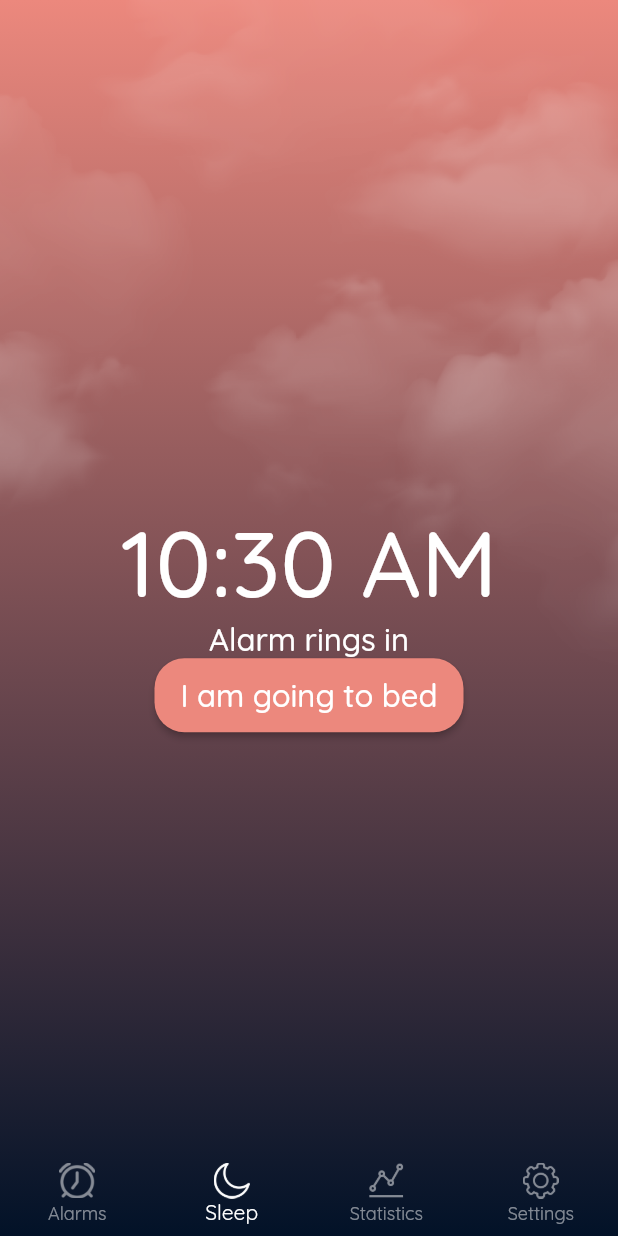
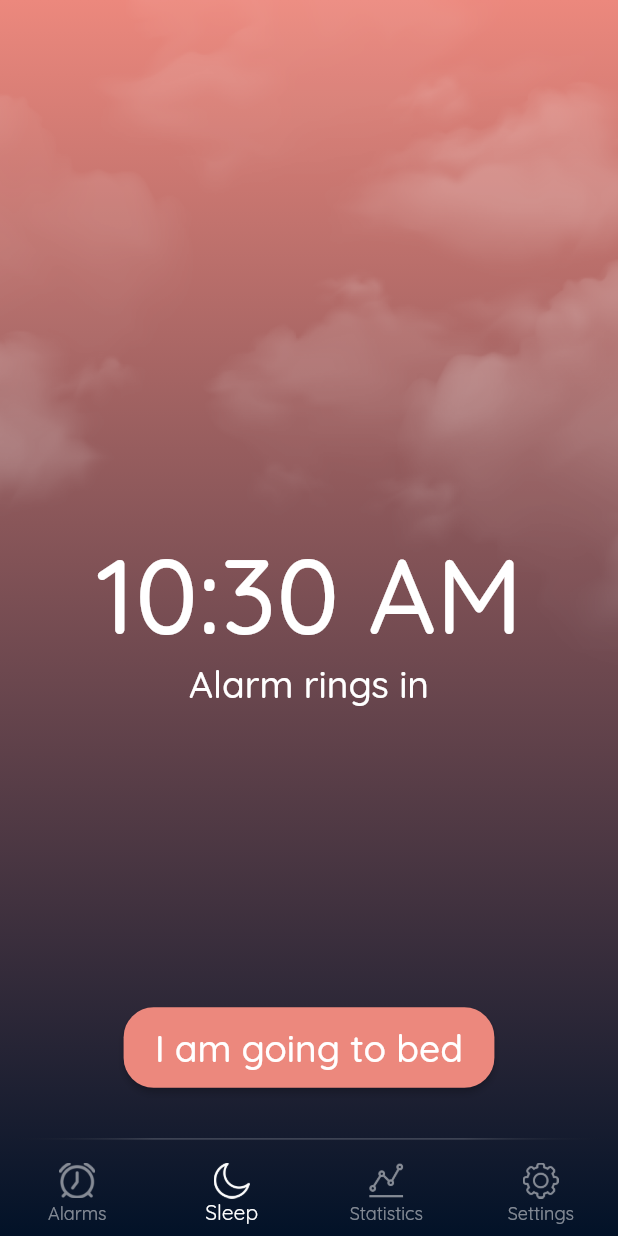
Before and after one commit to OraneOrveillon/grododo, a Flutter app: the screen it shows after launch, on a phone screen of 412 x 824 dp. Run offline on Flutter 3.47's test engine with Material 2 defaults, Android fonts, the phone set to English and light mode, and no system bars; our stand-ins replace fl_chart, flutter_spinbox, google_fonts.

Commit message:
Line NavBar + better SleepPage UI

```diff
--- a/lib/view/pages/navbar.dart
+++ b/lib/view/pages/navbar.dart
@@ -3,6 +3,7 @@ import 'package:provider/provider.dart';
 
 import '../../model/navbar_index_model.dart';
 import '../components/background.dart';
+import '../size_config.dart';
 import 'alarms_page.dart';
 import 'settings_page.dart';
 import 'sleep_page.dart';
@@ -22,12 +23,32 @@ class NavBar extends StatelessWidget {
 
   @override
   Widget build(BuildContext context) {
+    SizeConfig sizeConfig = SizeConfig(context);
     return ChangeNotifierProvider(
       create: (_) => NavigationBarIndexModel(initialIndex: 1),
       child: Consumer<NavigationBarIndexModel>(
         builder: (context, indexModel, child) => Scaffold(
           extendBody: true,
-          bottomNavigationBar: BottomNavigationBar(
+          bottomNavigationBar: Column(
+            mainAxisAlignment: MainAxisAlignment.end,
+            children: [
+              Container(
+                height: 1,
+                decoration: BoxDecoration(
+                  gradient: LinearGradient(
+                    colors: [
+                      Colors.transparent,
+                      Theme.of(context).colorScheme.surface.withOpacity(0.2),
+                      Theme.of(context).colorScheme.surface.withOpacity(0.2),
+                      Theme.of(context).colorScheme.surface.withOpacity(0.2),
+                      Colors.transparent,
+                    ],
+                  ),
+                ),
+              ),
+              Padding(
+                padding: EdgeInsets.only(top: sizeConfig.blockSizeVertical),
+                child: BottomNavigationBar(
                   currentIndex: indexModel.index,
                   onTap: (index) => indexModel.updateIndex(newIndex: index),
                   items: [
@@ -49,6 +70,9 @@ class NavBar extends StatelessWidget {
                     ),
                   ],
                 ),
+              ),
+            ],
+          ),
           body: Background(
             child: _navPages[indexModel.index],
           ),
--- a/lib/view/pages/sleep_page.dart
+++ b/lib/view/pages/sleep_page.dart
@@ -15,6 +15,9 @@ class SleepPage extends StatelessWidget {
       create: (_) => SleepModel(),
       child: Consumer<SleepModel>(
         builder: (context, sleepModel, child) => Center(
+          child: Stack(
+            children: [
+              Center(
                 child: Column(
                   mainAxisAlignment: MainAxisAlignment.center,
                   children: [
@@ -27,7 +30,7 @@ class SleepPage extends StatelessWidget {
                           style: Theme.of(context)
                               .textTheme
                               .bodyText1!
-                        .copyWith(fontSize: sizeConfig.blockSizeHorizontal * 15),
+                              .copyWith(fontSize: sizeConfig.blockSizeHorizontal * 17),
                         );
                       },
                     ),
@@ -37,20 +40,33 @@ class SleepPage extends StatelessWidget {
                       style: Theme.of(context)
                           .textTheme
                           .bodyText1!
-                    .copyWith(fontSize: sizeConfig.blockSizeHorizontal * 5),
+                          .copyWith(fontSize: sizeConfig.blockSizeHorizontal * 6),
                     ),
-              ElevatedButton(
+                  ],
+                ),
+              ),
+              Column(
+                mainAxisAlignment: MainAxisAlignment.end,
+                children: [
+                  Center(
+                    child: ElevatedButton(
                       onPressed: () => sleepModel.updateIsSleeping(),
                       style: ButtonStyle(
                         minimumSize: MaterialStateProperty.resolveWith((states) => Size(
-                        sizeConfig.blockSizeHorizontal * 50,
-                        sizeConfig.blockSizeVertical * 6,
+                              sizeConfig.blockSizeHorizontal * 60,
+                              sizeConfig.blockSizeVertical * 6.5,
                             )),
                       ),
                       child: Text(
-                  sleepModel.isSleeping ? 'Awake' : 'I am going to bed',
-                  style: TextStyle(fontSize: sizeConfig.blockSizeVertical * 2.5),
+                        sleepModel.isSleeping ? 'I\'m awake' : 'I am going to bed',
+                        style: TextStyle(fontSize: sizeConfig.blockSizeVertical * 3),
                       ),
+                    ),
+                  ),
+                  SizedBox(
+                    height: sizeConfig.blockSizeVertical * 12,
+                  )
+                ],
               ),
             ],
           ),
```
Lines whose indentation alone changed are shown as unchanged.
